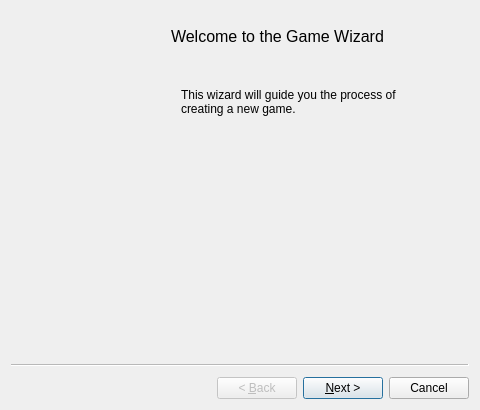
First picture: the form in src/lgck-builder/WizGame.ui, repository cfrankb/lgck-src, before the edit.
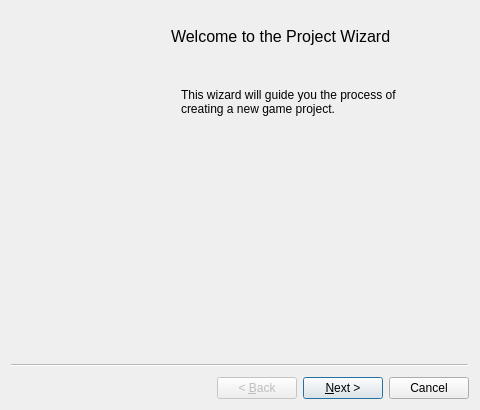
Second picture: the form after the edit. Icons and pictures are not drawn.

```diff
--- a/src/lgck-builder/WizGame.ui
+++ b/src/lgck-builder/WizGame.ui
@@ -60,7 +60,7 @@
      </font>
     </property>
     <property name="text">
-     <string>Welcome to the Game Wizard</string>
+     <string>Welcome to the Project Wizard</string>
     </property>
    </widget>
    <widget class="QLabel" name="label_3">
@@ -73,7 +73,7 @@
      </rect>
     </property>
     <property name="text">
-     <string>This wizard will guide you the process of creating a new game.</string>
+     <string>This wizard will guide you the process of creating a new game project.</string>
     </property>
     <property name="wordWrap">
      <bool>true</bool>
```
Left out of the diff: 2 changed lines with no effect on the pictures.
